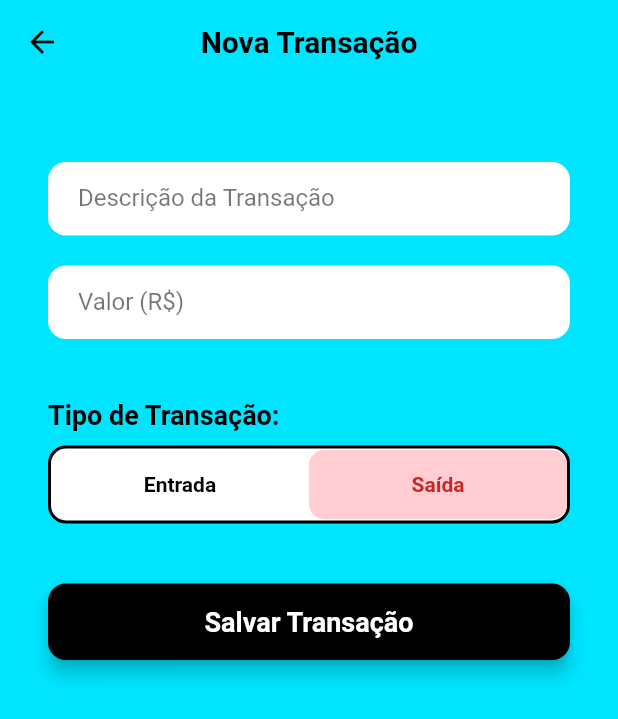
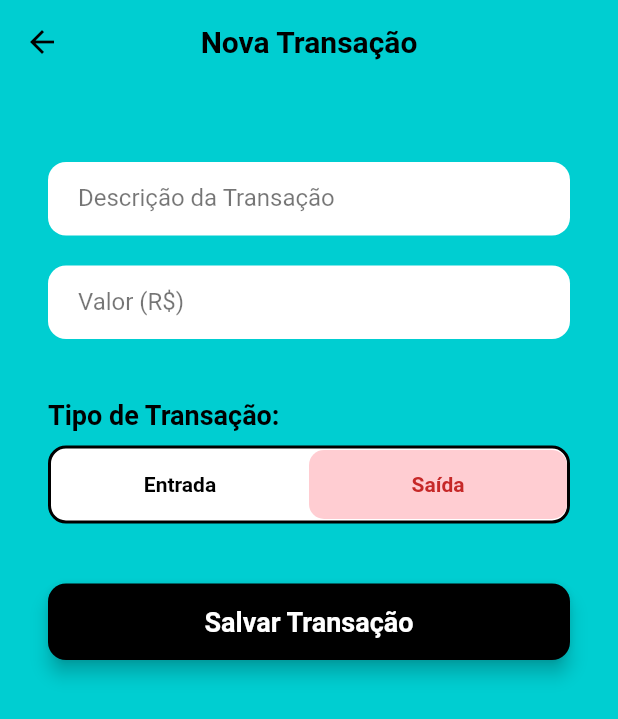
Before and after one commit to dudameier/fintrack, a Flutter app: the screen it shows after launch, after a tap on "Entrar", after a tap on the "add" icon, on a phone screen of 412 x 824 dp. Shown: the top 719 px of the screen. Run offline on Flutter 3.47's test engine with Material 3 defaults, Android fonts, the phone set to English and light mode, and no system bars.

Commit message:
alteração de cor

```diff
--- a/lib/main.dart
+++ b/lib/main.dart
@@ -23,7 +23,7 @@ class MyApp extends StatelessWidget {
       // Define o tema principal com a cor de fundo vibrante
       theme: ThemeData(
         // Cor de fundo ciano/turquesa vibrante, baseada na imagem.
-        scaffoldBackgroundColor: const Color(0xFF00E5FF),
+        scaffoldBackgroundColor: const Color.fromRGBO(0, 206, 209, 1),
         // Desativa a sombra padrão para um visual mais clean
         appBarTheme: const AppBarTheme(elevation: 0, color: Colors.transparent),
         useMaterial3: false,
@@ -75,7 +75,7 @@ class LoginPage extends StatelessWidget {
   @override
   Widget build(BuildContext context) {
     return Scaffold(
-      backgroundColor: const Color(0xFF00E5FF),
+      backgroundColor: const Color.fromRGBO(0, 206, 209, 1),
       body: SafeArea(
         child: SingleChildScrollView(
           padding: const EdgeInsets.all(32.0),
@@ -205,7 +205,7 @@ class RegisterPage extends StatelessWidget {
   @override
   Widget build(BuildContext context) {
     return Scaffold(
-      backgroundColor: const Color(0xFF00E5FF),
+      backgroundColor: const Color.fromRGBO(0, 206, 209, 1),
       appBar: AppBar(
         iconTheme: const IconThemeData(color: Colors.black),
       ),
@@ -311,7 +311,7 @@ class ForgotPasswordPage extends StatelessWidget {
   @override
   Widget build(BuildContext context) {
     return Scaffold(
-      backgroundColor: const Color(0xFF00E5FF),
+      backgroundColor: const Color.fromRGBO(0, 206, 209, 1),
       appBar: AppBar(
         // Inclui a flecha para voltar (4. flecha para voltar)
         iconTheme: const IconThemeData(color: Colors.black),
@@ -459,7 +459,7 @@ class HomePage extends StatelessWidget {
   @override
   Widget build(BuildContext context) {
     return Scaffold(
-      backgroundColor: const Color(0xFF00E5FF),
+      backgroundColor: const Color.fromRGBO(0, 206, 209, 1),
       appBar: AppBar(
         title: const Text(
           'Meu Controle de Gastos', // 1. Título
@@ -585,7 +585,7 @@ class _NewTransactionPageState extends State<NewTransactionPage> {
   @override
   Widget build(BuildContext context) {
     return Scaffold(
-      backgroundColor: const Color(0xFF00E5FF),
+      backgroundColor: const Color.fromRGBO(0, 206, 209, 1),
       appBar: AppBar(
         // 7. Flecha canto superior esquerdo para voltar a tela principal
         iconTheme: const IconThemeData(color: Colors.black),
```
